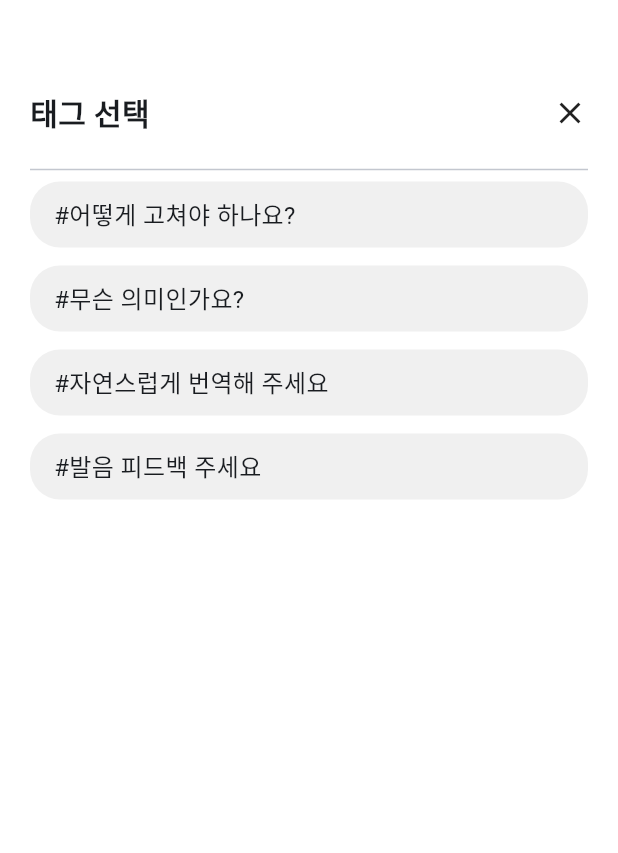
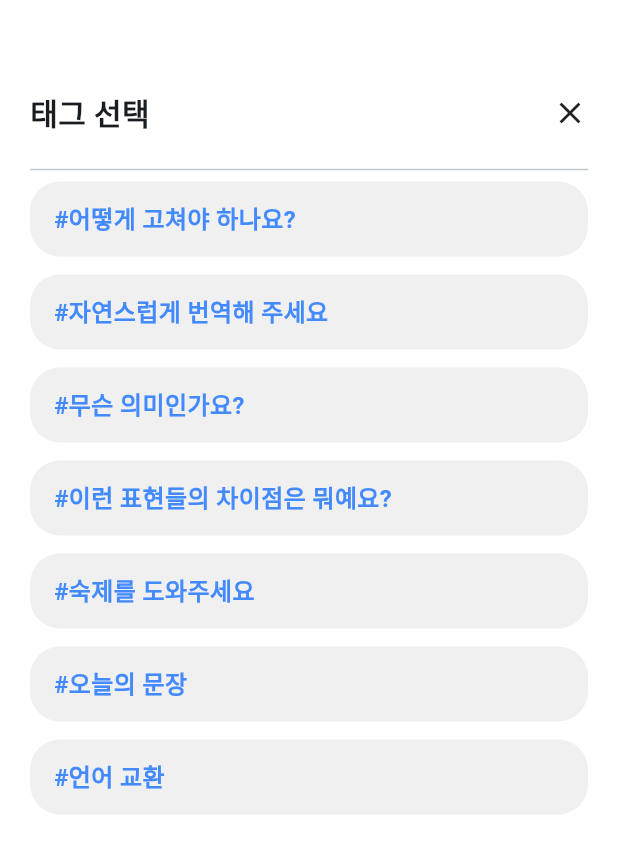
Before and after one commit to zero-to-one-flutter/flutter-share-lingo, a Flutter app: the PostWriteTab screen opened directly, after a tap on "태그 추가", on a phone screen of 412 x 824 dp. Shown: the top 853 px of the screen. Run offline on Flutter 3.47's test engine with Material 3 defaults, Android fonts, the phone set to English and light mode, and no system bars; our stand-ins replace cached_network_image, cloud_firestore, dio, firebase_auth, firebase_core, firebase_crashlytics and 7 more; missing offline and left inert: country_flags; accounts and stored records are empty; generated files the repository leaves out were written again.

Commit message:
style(PostWriteTab): 다른 페이지와 동일한 디쟈인으로 디쟈인 수정 및 태그 추가

```diff
--- a/lib/app/constants/app_colors.dart
+++ b/lib/app/constants/app_colors.dart
@@ -5,6 +5,7 @@ abstract class AppColors {
   static const buttonsBlue = Color(0XFF3C82FF);
   static const lightGrey = Color(0XFFF1F2F1);
   static const appBarGrey = Color(0xFFF8F9FA);
+  static const chipGrey = Color(0XFFF7F7F7);
   static const lightBlue = Color(0XFFD3E4FF);
   static const mediumBlue = Color(0xFF5D99FE);
   static final borderGrey = Colors.grey[300]!;
--- a/lib/app/constants/app_constants.dart
+++ b/lib/app/constants/app_constants.dart
@@ -2,6 +2,16 @@ import '../../domain/entity/language_entry.dart';
 
 abstract class AppConstants {
   static const appTitle = 'ShareLingo';
+
+  static const tags = [
+    '어떻게 고쳐야 하나요?',
+    '자연스럽게 번역해 주세요',
+    '무슨 의미인가요?',
+    '이런 표현들의 차이점은 뭐예요?',
+    '숙제를 도와주세요',
+    '오늘의 문장',
+    '언어 교환',
+  ];
 
   static const List<LanguageEntry> mostUsedLanguages = [
     LanguageEntry(koreanName: '영어', countryCode: 'US', languageCode: 'en'),
--- a/lib/presentation/pages/home/tabs/write/post_write_tab.dart
+++ b/lib/presentation/pages/home/tabs/write/post_write_tab.dart
@@ -92,7 +92,7 @@ class _PostWriteTabState extends ConsumerState<PostWriteTab> {
                 left: 16,
                 right: 16,
                 bottom: MediaQuery.of(context).viewInsets.bottom + 20,
-                top: 20,
+                top: 5,
               ),
               child: ConstrainedBox(
                 constraints: BoxConstraints(minHeight: constraints.maxHeight),
--- a/lib/presentation/pages/home/tabs/write/tag_select/select_tag_page.dart
+++ b/lib/presentation/pages/home/tabs/write/tag_select/select_tag_page.dart
@@ -1,17 +1,11 @@
 import 'package:flutter/material.dart';
+import 'package:share_lingo/app/constants/app_constants.dart';
 
 class SelectTagPage extends StatelessWidget {
   const SelectTagPage({super.key});
 
   @override
   Widget build(BuildContext context) {
-    final tags = [
-      '#어떻게 고쳐야 하나요?',
-      '#무슨 의미인가요?',
-      '#자연스럽게 번역해 주세요',
-      '#발음 피드백 주세요',
-    ];
-
     return Scaffold(
       backgroundColor: Colors.white,
       body: Padding(
@@ -41,25 +35,29 @@ class SelectTagPage extends StatelessWidget {
             // 태그 리스트
             Expanded(
               child: ListView.separated(
-                itemCount: tags.length,
+                itemCount: AppConstants.tags.length,
                 separatorBuilder: (_, __) => const SizedBox(height: 12),
                 itemBuilder: (context, index) {
                   return GestureDetector(
                     onTap: () {
-                      Navigator.pop(context, tags[index]); // 태그 리턴
+                      Navigator.pop(context, AppConstants.tags[index]); // 태그 리턴
                     },
                     child: Container(
                       padding: const EdgeInsets.symmetric(
                         horizontal: 16,
-                        vertical: 10,
+                        vertical: 13,
                       ),
                       decoration: BoxDecoration(
                         color: const Color(0xFFF0F0F0),
                         borderRadius: BorderRadius.circular(20),
                       ),
                       child: Text(
-                        tags[index],
-                        style: const TextStyle(fontSize: 16),
+                        '#${AppConstants.tags[index]}',
+                        style: const TextStyle(
+                          fontSize: 16,
+                          fontWeight: FontWeight.bold,
+                          color: Colors.blueAccent,
+                        ),
                       ),
                     ),
                   );
--- a/lib/presentation/pages/home/tabs/write/widgets/cancel_button.dart
+++ b/lib/presentation/pages/home/tabs/write/widgets/cancel_button.dart
@@ -2,13 +2,18 @@ import 'package:flutter/material.dart';
 
 class CancelButton extends StatelessWidget {
   final VoidCallback onPressed;
+
   const CancelButton({super.key, required this.onPressed});
 
   @override
   Widget build(BuildContext context) {
     return GestureDetector(
       onTap: onPressed,
-      child: const SizedBox(
+      child: IconButton(
+        onPressed: onPressed,
+        icon: Icon(Icons.close, size: 27),
+      ),
+      /*const SizedBox(
         width: 61,
         height: 40,
         child: Center(
@@ -23,7 +28,7 @@ class CancelButton extends StatelessWidget {
             ),
           ),
         ),
-      ),
+      )*/
     );
   }
 }
--- a/lib/presentation/pages/home/tabs/write/widgets/post_input_field.dart
+++ b/lib/presentation/pages/home/tabs/write/widgets/post_input_field.dart
@@ -1,4 +1,6 @@
 import 'package:flutter/material.dart';
+
+import '../../../../../../app/constants/app_colors.dart';
 
 class PostInputField extends StatelessWidget {
   final TextEditingController controller;
@@ -12,7 +14,7 @@ class PostInputField extends StatelessWidget {
       height: 482,
       padding: const EdgeInsets.all(16),
       decoration: const BoxDecoration(
-        color: Color(0xFFEDEDED),
+        color: AppColors.chipGrey,
         borderRadius: BorderRadius.all(Radius.circular(12)),
       ),
       child: TextField(
--- a/lib/presentation/pages/home/tabs/write/widgets/submit_button.dart
+++ b/lib/presentation/pages/home/tabs/write/widgets/submit_button.dart
@@ -9,8 +9,8 @@ class SubmitButton extends StatelessWidget {
     return GestureDetector(
       onTap: onPressed,
       child: Container(
-        width: 75,
-        height: 40,
+        width: 55,
+        height: 33,
         decoration: BoxDecoration(
           color: const Color(0xFF007AFF),
           borderRadius: BorderRadius.circular(20),
--- a/lib/presentation/pages/home/tabs/write/widgets/tag_row_button.dart
+++ b/lib/presentation/pages/home/tabs/write/widgets/tag_row_button.dart
@@ -1,5 +1,7 @@
 import 'package:flutter/material.dart';
 import 'package:share_lingo/presentation/pages/home/tabs/write/tag_select/select_tag_page.dart';
+
+import '../../../../../../app/constants/app_colors.dart';
 
 class TagRowButton extends StatelessWidget {
   final void Function(String tag) onTagSelected;
@@ -14,7 +16,7 @@ class TagRowButton extends StatelessWidget {
   @override
   Widget build(BuildContext context) {
     return Padding(
-      padding: const EdgeInsets.symmetric(horizontal: 16),
+      padding: const EdgeInsets.symmetric(horizontal: 6),
       child: Row(
         mainAxisAlignment: MainAxisAlignment.spaceBetween,
         children: [
@@ -32,15 +34,8 @@ class TagRowButton extends StatelessWidget {
                 onTagSelected(selectedTag);
               }
             },
-            child: Container(
-              padding: const EdgeInsets.symmetric(horizontal: 12),
-              height: 32,
-              decoration: BoxDecoration(
-                color: const Color(0xFFA9A9A9),
-                borderRadius: BorderRadius.circular(20),
-              ),
-              alignment: Alignment.center,
-              child: const Text(
+            child: Chip(
+              label: const Text(
                 '태그 추가',
                 style: TextStyle(
                   color: Colors.black,
@@ -49,6 +44,12 @@ class TagRowButton extends StatelessWidget {
                   fontWeight: FontWeight.w400,
                 ),
               ),
+              backgroundColor: AppColors.lightGrey,
+              padding: const EdgeInsets.symmetric(horizontal: 12, vertical: 8),
+              shape: const StadiumBorder(),
+              side: BorderSide.none,
+              elevation: 0,
+              materialTapTargetSize: MaterialTapTargetSize.shrinkWrap,
             ),
           ),
 
```
